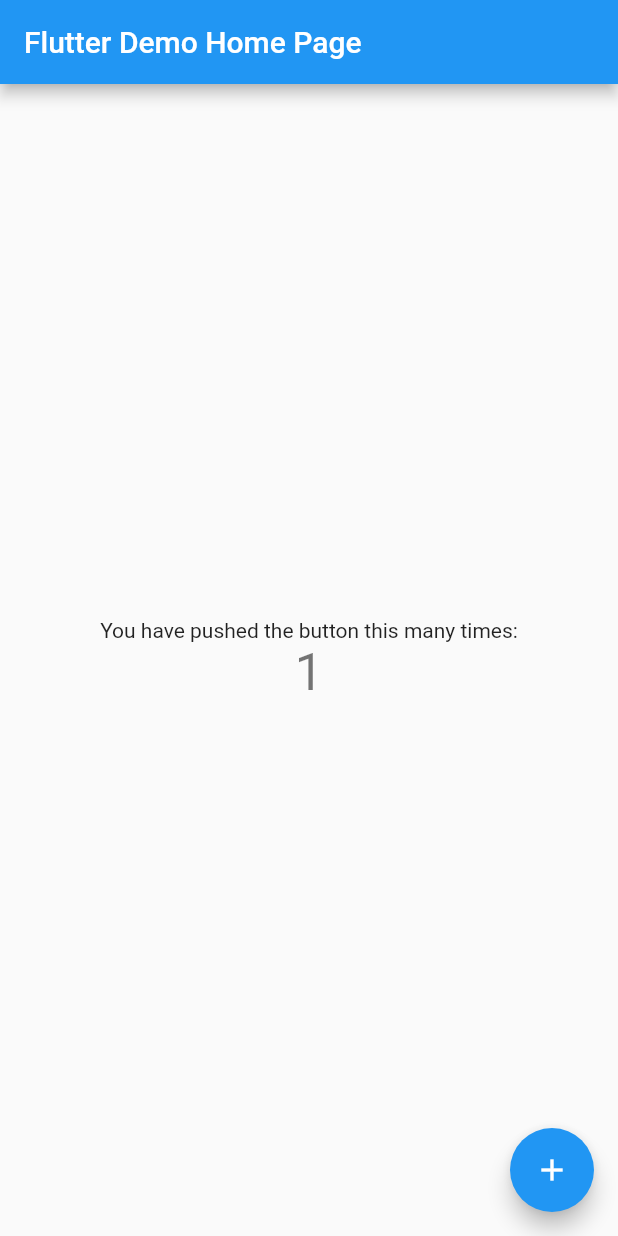
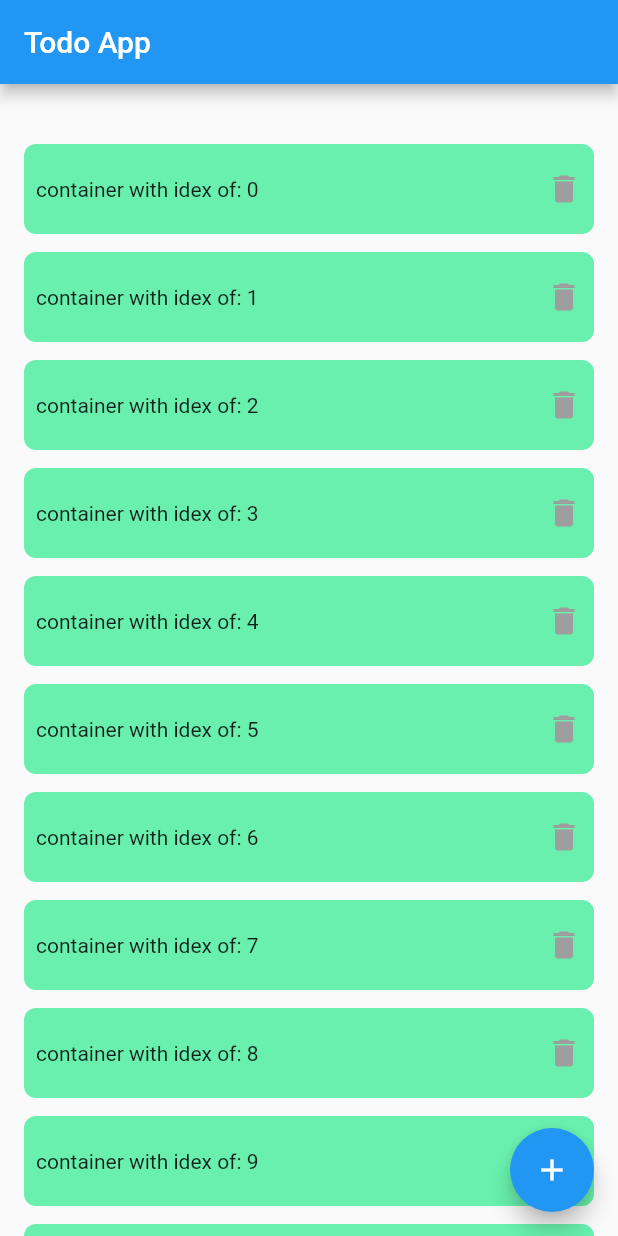
Before and after one commit to MohdAfzalUolo/seseDemo, a Flutter app: the screen it shows after launch, after a tap on the "add" icon, on a phone screen of 412 x 824 dp. Run offline on Flutter 3.47's test engine with Material 2 defaults, Android fonts, the phone set to English and light mode, and no system bars.

Commit message:
todo landing page with dummy data

```diff
--- a/lib/main.dart
+++ b/lib/main.dart
@@ -1,3 +1,4 @@
+import 'package:dummy/ui/todo_app.dart';
 import 'package:flutter/material.dart';
 
 void main() {
@@ -24,92 +25,7 @@ class MyApp extends StatelessWidget {
         // is not restarted.
         primarySwatch: Colors.blue,
       ),
-      home: const MyHomePage(title: 'Flutter Demo Home Page'),
+      home: const TodoApp(),
     );
   }
 }
-
-class MyHomePage extends StatefulWidget {
-  const MyHomePage({super.key, required this.title});
-
-  // This widget is the home page of your application. It is stateful, meaning
-  // that it has a State object (defined below) that contains fields that affect
-  // how it looks.
-
-  // This class is the configuration for the state. It holds the values (in this
-  // case the title) provided by the parent (in this case the App widget) and
-  // used by the build method of the State. Fields in a Widget subclass are
-  // always marked "final".
-
-  final String title;
-
-  @override
-  State<MyHomePage> createState() => _MyHomePageState();
-}
-
-class _MyHomePageState extends State<MyHomePage> {
-  int _counter = 0;
-
-  void _incrementCounter() {
-    setState(() {
-      // This call to setState tells the Flutter framework that something has
-      // changed in this State, which causes it to rerun the build method below
-      // so that the display can reflect the updated values. If we changed
-      // _counter without calling setState(), then the build method would not be
-      // called again, and so nothing would appear to happen.
-      _counter++;
-    });
-  }
-
-  @override
-  Widget build(BuildContext context) {
-    // This method is rerun every time setState is called, for instance as done
-    // by the _incrementCounter method above.
-    //
-    // The Flutter framework has been optimized to make rerunning build methods
-    // fast, so that you can just rebuild anything that needs updating rather
-    // than having to individually change instances of widgets.
-    return Scaffold(
-      appBar: AppBar(
-        // Here we take the value from the MyHomePage object that was created by
-        // the App.build method, and use it to set our appbar title.
-        title: Text(widget.title),
-      ),
-      body: Center(
-        // Center is a layout widget. It takes a single child and positions it
-        // in the middle of the parent.
-        child: Column(
-          // Column is also a layout widget. It takes a list of children and
-          // arranges them vertically. By default, it sizes itself to fit its
-          // children horizontally, and tries to be as tall as its parent.
-          //
-          // Invoke "debug painting" (press "p" in the console, choose the
-          // "Toggle Debug Paint" action from the Flutter Inspector in Android
-          // Studio, or the "Toggle Debug Paint" command in Visual Studio Code)
-          // to see the wireframe for each widget.
-          //
-          // Column has various properties to control how it sizes itself and
-          // how it positions its children. Here we use mainAxisAlignment to
-          // center the children vertically; the main axis here is the vertical
-          // axis because Columns are vertical (the cross axis would be
-          // horizontal).
-          mainAxisAlignment: MainAxisAlignment.center,
-          children: <Widget>[
-            const Text(
-              'You have pushed the button this many times:',
-            ),
-            Text(
-              '$_counter',
-              style: Theme.of(context).textTheme.headline4,
-            ),
-          ],
-        ),
-      ),
-      floatingActionButton: FloatingActionButton(
-        onPressed: _incrementCounter,
-        tooltip: 'Increment',
-        child: const Icon(Icons.add),
-      ), // This trailing comma makes auto-formatting nicer for build methods.
-    );
-  }
-}
--- /dev/null
+++ b/lib/ui/todo_app.dart
@@ -0,0 +1,61 @@
+import 'package:flutter/material.dart';
+
+class TodoApp extends StatefulWidget {
+  const TodoApp({Key? key}) : super(key: key);
+
+  @override
+  State<TodoApp> createState() => _TodoAppState();
+}
+
+class _TodoAppState extends State<TodoApp> {
+  @override
+  Widget build(BuildContext context) {
+    return Scaffold(
+      appBar: AppBar(
+        title: Text('Todo App'),
+      ),
+      body: Column(
+        mainAxisSize: MainAxisSize.max,
+        children: [
+          Flexible(
+            child: ListView.separated(
+              padding: EdgeInsets.symmetric(vertical: 40),
+              shrinkWrap: true,
+              itemCount: 40,
+              itemBuilder: (context, index) {
+                return Container(
+                  margin: const EdgeInsets.symmetric(horizontal: 16),
+                  padding: const EdgeInsets.all(8),
+                  decoration: BoxDecoration(
+                      color: Colors.greenAccent,
+                      borderRadius: BorderRadius.circular(8)),
+                  width: double.infinity,
+                  height: 60,
+                  child: Row(
+                    mainAxisAlignment: MainAxisAlignment.spaceBetween,
+                    children: [
+                      Text('container with idex of: $index'),
+                      Icon(
+                        Icons.delete,
+                        color: Colors.grey,
+                      )
+                    ],
+                  ),
+                );
+              },
+              separatorBuilder: (context, index) {
+                return const SizedBox(
+                  height: 12,
+                );
+              },
+            ),
+          )
+        ],
+      ),
+      floatingActionButton: FloatingActionButton(
+        onPressed: () {},
+        child: Icon(Icons.add),
+      ),
+    );
+  }
+}
```
Also changed, not shown: lib/data/todo_data.dart (added, +9 -0 lines).
